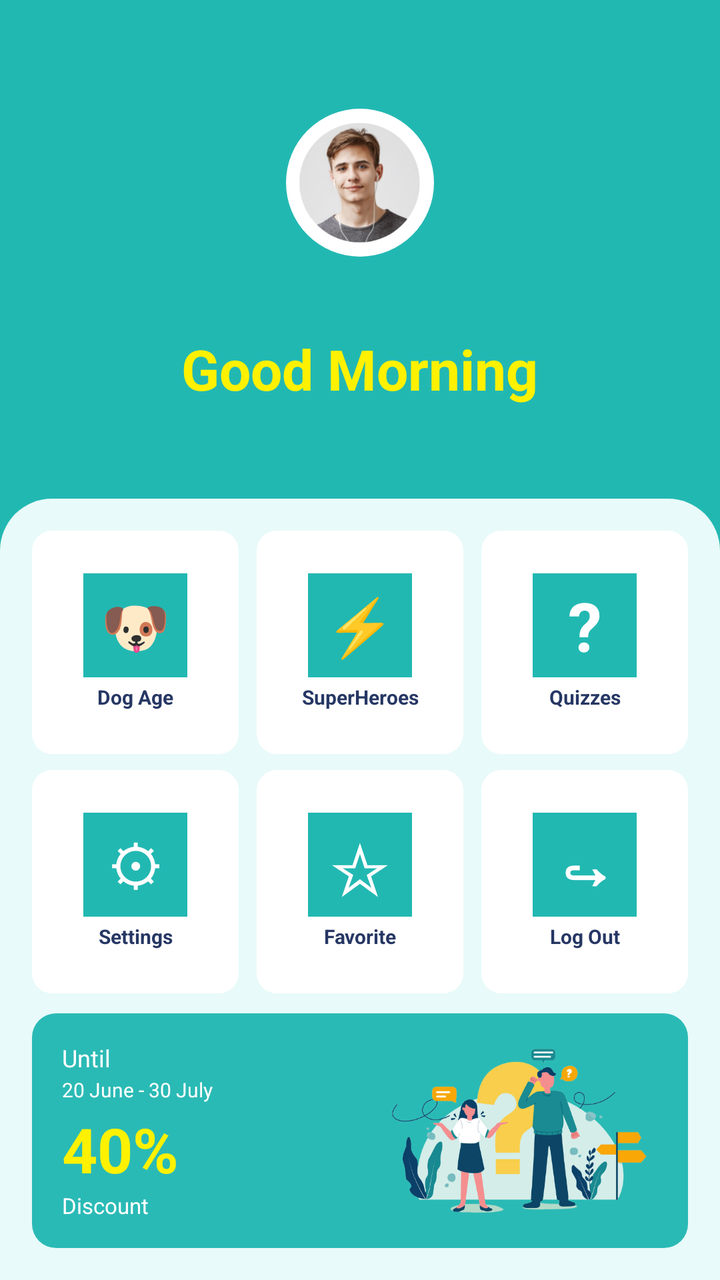
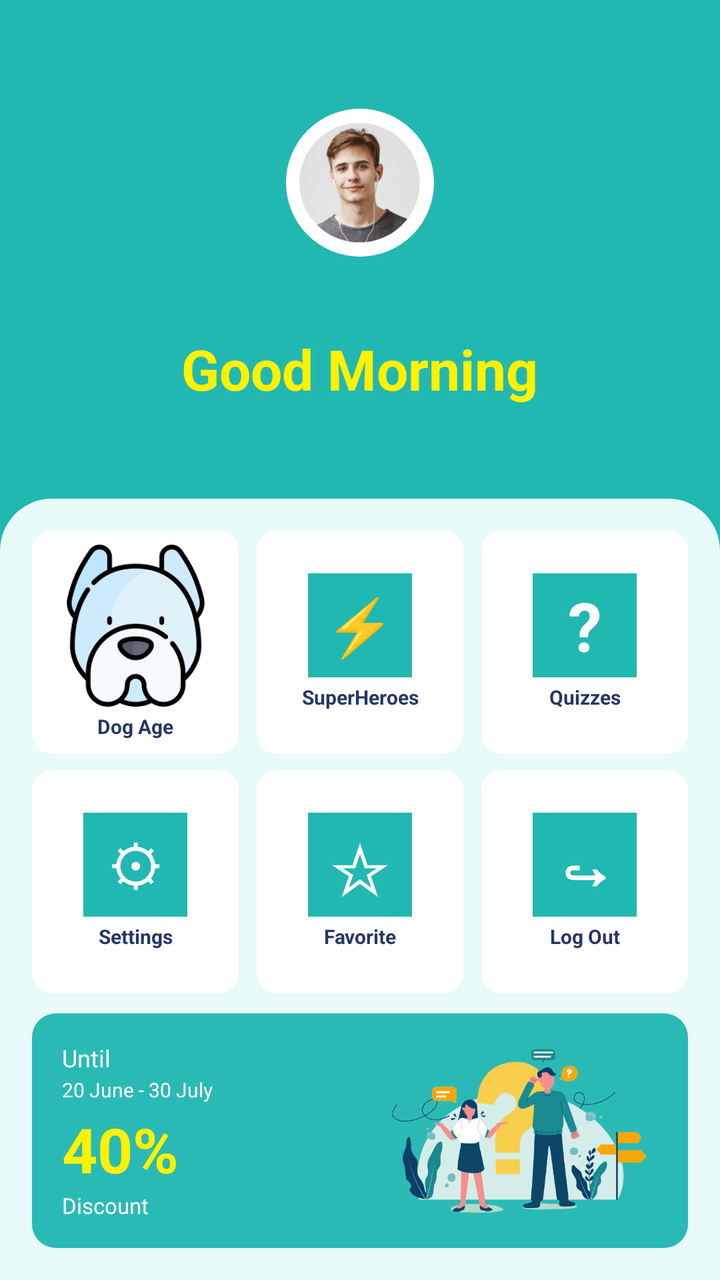

The first picture is an Android layout as it rendered before a commit; the second is the same layout after the commit. The layout source and the unified diff follow.
<!-- AndroidManifest.xml: application theme Theme.Pratica01Esther -->
<!-- res/layout/activity_home.xml -->
<?xml version="1.0" encoding="utf-8"?>
<LinearLayout xmlns:android="http://schemas.android.com/apk/res/android"
    android:id="@+id/homeRoot"
    android:layout_width="match_parent"
    android:layout_height="match_parent"
    android:background="#22B8B2"
    android:orientation="vertical">

    
    <LinearLayout
        android:layout_width="match_parent"
        android:layout_height="0dp"
        android:layout_weight="39"
        android:gravity="center"
        android:orientation="vertical"
        android:paddingTop="16dp"
        android:paddingBottom="8dp">

        <ImageView
            android:id="@+id/imgProfile"
            android:layout_width="74dp"
            android:layout_height="74dp"
            android:background="@drawable/bg_profile"
            android:contentDescription="@string/profile_image_description"
            android:padding="4dp"
            android:scaleType="centerCrop"
            android:src="@drawable/profile" />

        <TextView
            android:id="@+id/tvUserName"
            android:layout_width="wrap_content"
            android:layout_height="wrap_content"
            android:layout_marginTop="14dp"
            android:gravity="center"
            android:textColor="#FFFFFF"
            android:textSize="15sp"
            android:textStyle="bold" />

        <TextView
            android:id="@+id/tvGreeting"
            android:layout_width="wrap_content"
            android:layout_height="wrap_content"
            android:layout_marginTop="3dp"
            android:text="@string/home_greeting_title"
            android:textColor="#FFF100"
            android:textSize="28sp"
            android:textStyle="bold" />

    </LinearLayout>

    
    <LinearLayout
        android:layout_width="match_parent"
        android:layout_height="0dp"
        android:layout_weight="61"
        android:background="@drawable/bg_home_panel"
        android:orientation="vertical"
        android:paddingStart="16dp"
        android:paddingTop="16dp"
        android:paddingEnd="16dp"
        android:paddingBottom="16dp">

        
        <LinearLayout
            android:layout_width="match_parent"
            android:layout_height="0dp"
            android:layout_weight="1"
            android:orientation="horizontal">

            
            <LinearLayout
                android:id="@+id/cardDogAge"
                android:layout_width="0dp"
                android:layout_height="match_parent"
                android:layout_marginEnd="6dp"
                android:layout_weight="1"
                android:background="@drawable/bg_menu_card"
                android:clickable="true"
                android:focusable="true"
                android:gravity="center"
                android:orientation="vertical"
                android:padding="6dp">

                <TextView
                    android:layout_width="52dp"
                    android:layout_height="52dp"
                    android:background="#22B8B2"
                    android:gravity="center"
                    android:text="🐶"
                    android:textSize="28sp" />

                <TextView
                    android:layout_width="match_parent"
                    android:layout_height="wrap_content"
                    android:layout_marginTop="3dp"
                    android:ellipsize="end"
                    android:gravity="center"
                    android:maxLines="2"
                    android:text="@string/dog_age_button"
                    android:textColor="#263764"
                    android:textSize="10sp"
                    android:textStyle="bold" />

            </LinearLayout>

            
            <LinearLayout
                android:id="@+id/cardSuperheroes"
                android:layout_width="0dp"
                android:layout_height="match_parent"
                android:layout_marginStart="3dp"
                android:layout_marginEnd="3dp"
                android:layout_weight="1"
                android:background="@drawable/bg_menu_card"
                android:clickable="true"
                android:focusable="true"
                android:gravity="center"
                android:orientation="vertical"
                android:padding="6dp">

                <TextView
                    android:layout_width="52dp"
                    android:layout_height="52dp"
                    android:background="#22B8B2"
                    android:gravity="center"
                    android:text="⚡"
                    android:textColor="#FFFFFF"
                    android:textSize="28sp" />

                <TextView
                    android:layout_width="match_parent"
                    android:layout_height="wrap_content"
                    android:layout_marginTop="3dp"
                    android:ellipsize="end"
                    android:gravity="center"
                    android:maxLines="2"
                    android:text="@string/superheroes_button"
                    android:textColor="#263764"
                    android:textSize="10sp"
                    android:textStyle="bold" />

            </LinearLayout>

            
            <LinearLayout
                android:id="@+id/cardQuestion"
                android:layout_width="0dp"
                android:layout_height="match_parent"
                android:layout_marginStart="6dp"
                android:layout_weight="1"
                android:background="@drawable/bg_menu_card"
                android:clickable="true"
                android:focusable="true"
                android:gravity="center"
                android:orientation="vertical"
                android:padding="6dp">

                <TextView
                    android:layout_width="52dp"
                    android:layout_height="52dp"
                    android:background="#22B8B2"
                    android:gravity="center"
                    android:text="?"
                    android:textColor="#FFFFFF"
                    android:textSize="34sp"
                    android:textStyle="bold" />

                <TextView
                    android:layout_width="match_parent"
                    android:layout_height="wrap_content"
                    android:layout_marginTop="3dp"
                    android:ellipsize="end"
                    android:gravity="center"
                    android:maxLines="2"
                    android:text="@string/question_button"
                    android:textColor="#263764"
                    android:textSize="10sp"
                    android:textStyle="bold" />

            </LinearLayout>

        </LinearLayout>

        <Space
            android:layout_width="match_parent"
            android:layout_height="8dp" />

        
        <LinearLayout
            android:layout_width="match_parent"
            android:layout_height="0dp"
            android:layout_weight="1"
            android:orientation="horizontal">

            
            <LinearLayout
                android:id="@+id/cardSettings"
                android:layout_width="0dp"
                android:layout_height="match_parent"
                android:layout_marginEnd="6dp"
                android:layout_weight="1"
                android:background="@drawable/bg_menu_card"
                android:clickable="true"
                android:focusable="true"
                android:gravity="center"
                android:orientation="vertical"
                android:padding="6dp">

                <TextView
                    android:layout_width="52dp"
                    android:layout_height="52dp"
                    android:background="#22B8B2"
                    android:gravity="center"
                    android:text="⚙"
                    android:textColor="#FFFFFF"
                    android:textSize="28sp" />

                <TextView
                    android:layout_width="match_parent"
                    android:layout_height="wrap_content"
                    android:layout_marginTop="3dp"
                    android:ellipsize="end"
                    android:gravity="center"
                    android:maxLines="2"
                    android:text="@string/settings_button"
                    android:textColor="#263764"
                    android:textSize="10sp"
                    android:textStyle="bold" />

            </LinearLayout>

            
            <LinearLayout
                android:id="@+id/cardFavorite"
                android:layout_width="0dp"
                android:layout_height="match_parent"
                android:layout_marginStart="3dp"
                android:layout_marginEnd="3dp"
                android:layout_weight="1"
                android:background="@drawable/bg_menu_card"
                android:clickable="true"
                android:focusable="true"
                android:gravity="center"
                android:orientation="vertical"
                android:padding="6dp">

                <TextView
                    android:layout_width="52dp"
                    android:layout_height="52dp"
                    android:background="#22B8B2"
                    android:gravity="center"
                    android:text="☆"
                    android:textColor="#FFFFFF"
                    android:textSize="35sp" />

                <TextView
                    android:layout_width="match_parent"
                    android:layout_height="wrap_content"
                    android:layout_marginTop="3dp"
                    android:ellipsize="end"
                    android:gravity="center"
                    android:maxLines="2"
                    android:text="@string/favorite_button"
                    android:textColor="#263764"
                    android:textSize="10sp"
                    android:textStyle="bold" />

            </LinearLayout>

            
            <LinearLayout
                android:id="@+id/cardLogout"
                android:layout_width="0dp"
                android:layout_height="match_parent"
                android:layout_marginStart="6dp"
                android:layout_weight="1"
                android:background="@drawable/bg_menu_card"
                android:clickable="true"
                android:focusable="true"
                android:gravity="center"
                android:orientation="vertical"
                android:padding="6dp">

                <TextView
                    android:layout_width="52dp"
                    android:layout_height="52dp"
                    android:background="#22B8B2"
                    android:gravity="center"
                    android:text="↪"
                    android:textColor="#FFFFFF"
                    android:textSize="32sp"
                    android:textStyle="bold" />

                <TextView
                    android:layout_width="match_parent"
                    android:layout_height="wrap_content"
                    android:layout_marginTop="3dp"
                    android:ellipsize="end"
                    android:gravity="center"
                    android:maxLines="2"
                    android:text="@string/logout_button"
                    android:textColor="#263764"
                    android:textSize="10sp"
                    android:textStyle="bold" />

            </LinearLayout>

        </LinearLayout>

        <Space
            android:layout_width="match_parent"
            android:layout_height="10dp" />

        
        <LinearLayout
            android:layout_width="match_parent"
            android:layout_height="0dp"
            android:layout_weight="1.05"
            android:background="@drawable/bg_discount_banner"
            android:gravity="center_vertical"
            android:orientation="horizontal"
            android:paddingStart="15dp"
            android:paddingTop="7dp"
            android:paddingEnd="8dp"
            android:paddingBottom="7dp">

            <LinearLayout
                android:layout_width="0dp"
                android:layout_height="match_parent"
                android:layout_weight="1"
                android:gravity="center_vertical"
                android:orientation="vertical">

                <TextView
                    android:layout_width="match_parent"
                    android:layout_height="wrap_content"
                    android:text="@string/until_label"
                    android:textColor="#FFFFFF"
                    android:textSize="12sp" />

                <TextView
                    android:layout_width="match_parent"
                    android:layout_height="wrap_content"
                    android:layout_marginTop="1dp"
                    android:ellipsize="end"
                    android:maxLines="1"
                    android:text="@string/until_date"
                    android:textColor="#FFFFFF"
                    android:textSize="10sp" />

                <TextView
                    android:layout_width="match_parent"
                    android:layout_height="wrap_content"
                    android:layout_marginTop="2dp"
                    android:text="40%"
                    android:textColor="#FFF100"
                    android:textSize="31sp"
                    android:textStyle="bold" />

                <TextView
                    android:layout_width="match_parent"
                    android:layout_height="wrap_content"
                    android:text="@string/discount_label"
                    android:textColor="#FFFFFF"
                    android:textSize="11sp" />

            </LinearLayout>

            <ImageView
                android:layout_width="0dp"
                android:layout_height="match_parent"
                android:layout_weight="1"
                android:adjustViewBounds="true"
                android:contentDescription="@string/banner_description"
                android:scaleType="fitCenter"
                android:src="@drawable/green_banner" />

        </LinearLayout>

    </LinearLayout>

</LinearLayout>
<!-- resources referenced by this layout -->
<resources>
  <!-- drawable bg_discount_banner (drawable) -->
  <?xml version="1.0" encoding="utf-8"?>
  <shape xmlns:android="http://schemas.android.com/apk/res/android">
  
      <solid android:color="#2ABAB5" />
  
      <corners android:radius="12dp" />
  
  </shape>
  <!-- drawable bg_home_panel (drawable) -->
  <?xml version="1.0" encoding="utf-8"?>
  <shape xmlns:android="http://schemas.android.com/apk/res/android">
  
      <solid android:color="#E8FAF9" />
  
      <corners
          android:topLeftRadius="26dp"
          android:topRightRadius="26dp" />
  
  </shape>
  <!-- drawable bg_menu_card (drawable) -->
  <?xml version="1.0" encoding="utf-8"?>
  <shape xmlns:android="http://schemas.android.com/apk/res/android">
  
      <solid android:color="#FFFFFF" />
  
      <corners android:radius="10dp" />
  
      <padding
          android:left="2dp"
          android:top="2dp"
          android:right="2dp"
          android:bottom="2dp" />
  
  </shape>
  <!-- drawable bg_profile (drawable) -->
  <?xml version="1.0" encoding="utf-8"?>
  <shape xmlns:android="http://schemas.android.com/apk/res/android">
  
      <solid android:color="@android:color/white" />
  
      <corners android:radius="40dp" />
  
  </shape>
  <!-- drawable green_banner: png bitmap (drawable-hdpi, 43155 bytes) -->
  <!-- drawable profile: png bitmap (drawable-hdpi, 29126 bytes) -->
  <string name="banner_description">Discount banner</string>
  <string name="discount_label">Discount</string>
  <string name="dog_age_button">Dog Age</string>
  <string name="favorite_button">Favorite</string>
  <string name="home_greeting_title">Good Morning</string>
  <string name="logout_button">Log Out</string>
  <string name="profile_image_description">Profile image</string>
  <string name="question_button">Quizzes</string>
  <string name="settings_button">Settings</string>
  <string name="superheroes_button">SuperHeroes</string>
  <string name="until_date">20 June - 30 July</string>
  <string name="until_label">Until</string>
  <style name="Theme.Pratica01Esther" parent="Base.Theme.Pratica01Esther" />
  <style name="Base.Theme.Pratica01Esther" parent="Theme.Material3.DayNight.NoActionBar">
          
          
      </style>
</resources>

<!-- the commit's change to res/layout/activity_home.xml (unified diff, before → after) -->
@@ -1,5 +1,6 @@
 <?xml version="1.0" encoding="utf-8"?>
 <LinearLayout xmlns:android="http://schemas.android.com/apk/res/android"
+    xmlns:app="http://schemas.android.com/apk/res-auto"
     android:id="@+id/homeRoot"
     android:layout_width="match_parent"
     android:layout_height="match_parent"
@@ -81,13 +82,11 @@
                 android:orientation="vertical"
                 android:padding="6dp">
 
-                <TextView
-                    android:layout_width="52dp"
-                    android:layout_height="52dp"
-                    android:background="#22B8B2"
-                    android:gravity="center"
-                    android:text="🐶"
-                    android:textSize="28sp" />
+                <ImageView
+                    android:id="@+id/imageView"
+                    android:layout_width="95dp"
+                    android:layout_height="81dp"
+                    app:srcCompat="@drawable/dogoargentino" />
 
                 <TextView
                     android:layout_width="match_parent"
<!-- resource entries referenced after the edit -->
@@ -44,6 +44,7 @@
       <corners android:radius="40dp" />
   
   </shape>
+  <!-- drawable dogoargentino: png bitmap (drawable, 19374 bytes) -->
   <!-- drawable green_banner: png bitmap (drawable-hdpi, 43155 bytes) -->
   <!-- drawable profile: png bitmap (drawable-hdpi, 29126 bytes) -->
   <string name="banner_description">Discount banner</string>
